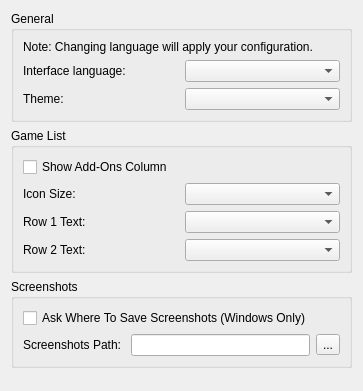
This is src/yuzu/configuration/configure_ui.ui in QuantumGhost/yuzu as Qt 5 draws it before an edit. The edited form follows.
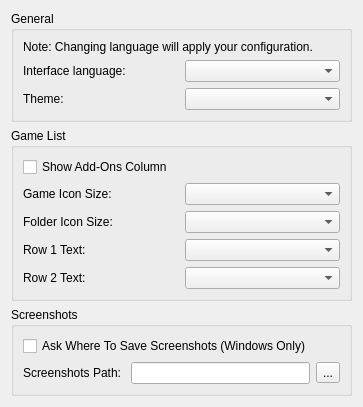
This is the edited form.

The edit to the form file:
```diff
--- a/src/yuzu/configuration/configure_ui.ui
+++ b/src/yuzu/configuration/configure_ui.ui
@@ -85,12 +85,26 @@
           <item>
            <widget class="QLabel" name="icon_size_label">
             <property name="text">
-             <string>Icon Size:</string>
+             <string>Game Icon Size:</string>
             </property>
            </widget>
           </item>
           <item>
-           <widget class="QComboBox" name="icon_size_combobox"/>
+           <widget class="QComboBox" name="game_icon_size_combobox"/>
+          </item>
+         </layout>
+        </item>
+        <item>
+         <layout class="QHBoxLayout" name="folder_icon_size_qhbox_layout_2">
+          <item>
+           <widget class="QLabel" name="folder_icon_size_label">
+            <property name="text">
+             <string>Folder Icon Size:</string>
+            </property>
+           </widget>
+          </item>
+          <item>
+           <widget class="QComboBox" name="folder_icon_size_combobox"/>
           </item>
          </layout>
         </item>
```
Left out of the diff: 4 changed lines with no effect on the pictures.
